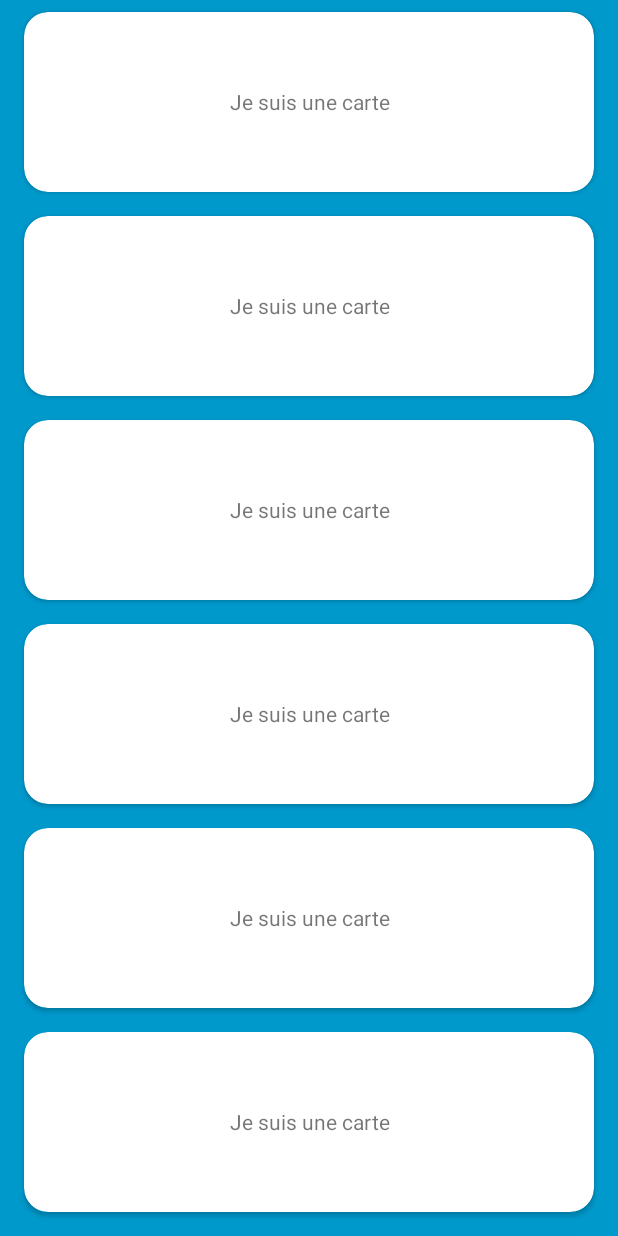
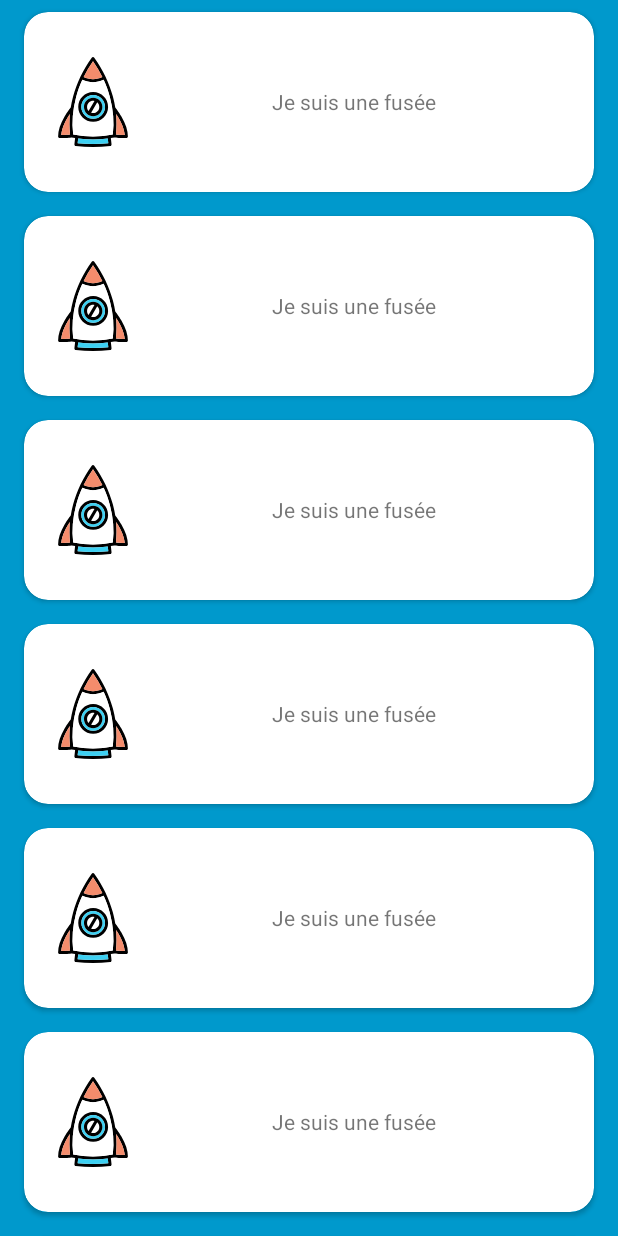
Before and after one commit to RemiDormoy/MotionLayoutTest, an Android app: the CardsScrollActivity screen opened directly, with no data from a screen before it, on a phone screen of 412 x 824 dp. Run offline under Robolectric (Android 15) with nearby library versions, the phone set to English and light mode, and no system bars.

Commit message:
best shot for the moment

```diff
--- a/app/src/main/java/com/rdo/octo/motionlayouttest/CardsScrollActivity.kt
+++ b/app/src/main/java/com/rdo/octo/motionlayouttest/CardsScrollActivity.kt
@@ -6,6 +6,7 @@ import android.content.Context
 import android.os.Bundle
 import android.util.AttributeSet
 import android.util.Log
+import android.util.TypedValue
 import android.view.*
 import android.view.animation.BounceInterpolator
 import android.view.animation.DecelerateInterpolator
@@ -63,8 +64,8 @@ class CardsScrollActivity : AppCompatActivity() {
         cardsAdapter.viewList.forEach {
             it.pivotY = 0f
             it.rotationX = 20f * (yolo / maxTranslation)
-            it.scaleX = 1f - (yolo / yoloViewGroup.height)
-            it.scaleY = 1f - (yolo / yoloViewGroup.height)
+            it.scaleX = 1f - (yolo / yoloViewGroup.height / 2)
+            it.scaleY = 1f - (yolo / yoloViewGroup.height / 2)
         }
     }
 
@@ -205,6 +206,11 @@ class CardsAdapter : RecyclerView.Adapter<RecyclerView.ViewHolder>() {
     }
 
     override fun onBindViewHolder(holder: RecyclerView.ViewHolder, position: Int) {
-        // Do nothing
+        /*val resources = holder.itemView.context.resources
+        holder.itemView.elevation = TypedValue.applyDimension(
+            TypedValue.COMPLEX_UNIT_DIP,
+            8f + (2 *(list.size - position)),
+            resources.getDisplayMetrics()
+        )*/
     }
 }
--- a/app/src/main/res/layout/activity_cards.xml
+++ b/app/src/main/res/layout/activity_cards.xml
@@ -41,8 +41,13 @@
             style="?android:attr/progressBarStyle"
             android:layout_width="wrap_content"
             android:layout_height="wrap_content"
-            android:id="@+id/progressBar" app:layout_constraintEnd_toEndOf="parent" android:layout_marginEnd="8dp"
-            app:layout_constraintStart_toStartOf="parent" android:layout_marginStart="8dp"
+            android:progressTint="@android:color/white"
+            android:indeterminateTint="@android:color/white"
+            android:id="@+id/progressBar"
+            app:layout_constraintEnd_toEndOf="parent"
+            android:layout_marginEnd="8dp"
+            app:layout_constraintStart_toStartOf="parent"
+            android:layout_marginStart="8dp"
             android:layout_marginTop="16dp"
             app:layout_constraintTop_toBottomOf="@+id/textView28"/>
 
--- a/app/src/main/res/layout/cell_card_scroll.xml
+++ b/app/src/main/res/layout/cell_card_scroll.xml
@@ -1,7 +1,7 @@
 <?xml version="1.0" encoding="utf-8"?>
 <androidx.cardview.widget.CardView xmlns:android="http://schemas.android.com/apk/res/android"
+                                   xmlns:app="http://schemas.android.com/apk/res-auto"
                                    android:layout_width="match_parent"
-                                   xmlns:app="http://schemas.android.com/apk/res-auto"
                                    android:layout_marginTop="8dp"
                                    android:layout_marginEnd="16dp"
                                    android:layout_marginStart="16dp"
@@ -9,11 +9,26 @@
                                    app:cardCornerRadius="16dp"
                                    android:layout_height="120dp">
 
-    <TextView
+
+    <LinearLayout
             android:layout_width="match_parent"
             android:layout_height="match_parent"
+            android:padding="16dp"
             android:gravity="center"
-            android:text="Je suis une carte"
-    />
+            android:orientation="horizontal">
+
+        <ImageView
+                android:layout_width="60dp"
+                android:layout_height="60dp"
+                app:srcCompat="@drawable/rocket_launch"/>
+
+        <TextView android:layout_width="0dp"
+                  android:layout_weight="1"
+                  android:layout_height="wrap_content"
+                  android:text="Je suis une fusée"
+                  android:gravity="center"
+        />
+
+    </LinearLayout>
 
 </androidx.cardview.widget.CardView>
```
